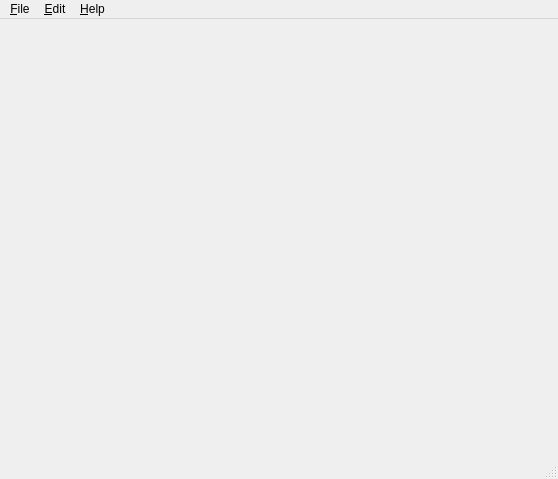
First picture: the form in branches/0.2/profit/ui_mainwindow.ui, repository radupaul/profitpy, before the edit.
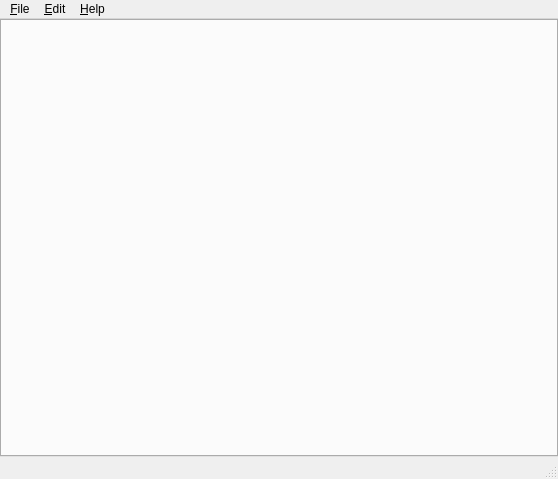
Second picture: the form after the edit. Custom widgets are drawn as their Qt base class.

Patch:
```diff
--- a/branches/0.2/profit/ui_mainwindow.ui
+++ b/branches/0.2/profit/ui_mainwindow.ui
@@ -15,11 +15,15 @@
   <widget class="QWidget" name="centralwidget" >
    <layout class="QVBoxLayout" >
     <property name="margin" >
-     <number>9</number>
+     <number>0</number>
     </property>
     <property name="spacing" >
-     <number>6</number>
+     <number>0</number>
     </property>
+    <item>
+     <widget class="CentralTabs" name="centralTabs" >
+     </widget>
+    </item>
    </layout>
   </widget>
   <widget class="QMenuBar" name="menubar" >
@@ -119,6 +123,13 @@
    </property>
   </action>
  </widget>
+ <customwidgets>
+  <customwidget>
+   <class>CentralTabs</class>
+   <extends>QTabWidget</extends>
+   <header>centraltabs.h</header>
+  </customwidget>
+ </customwidgets>
  <resources/>
  <connections>
   <connection>
```
